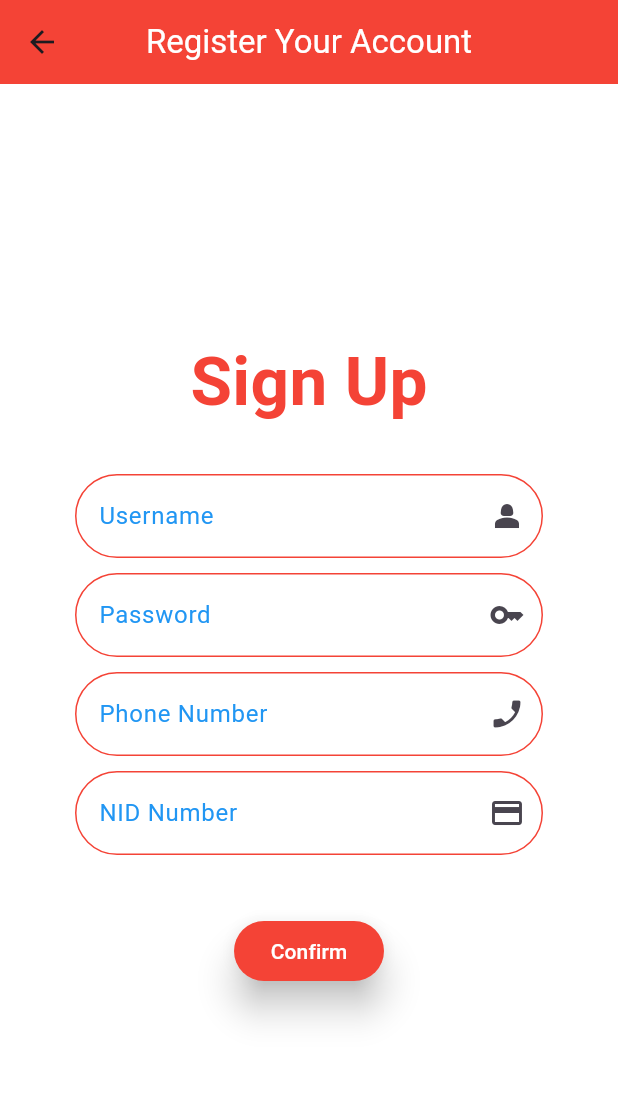
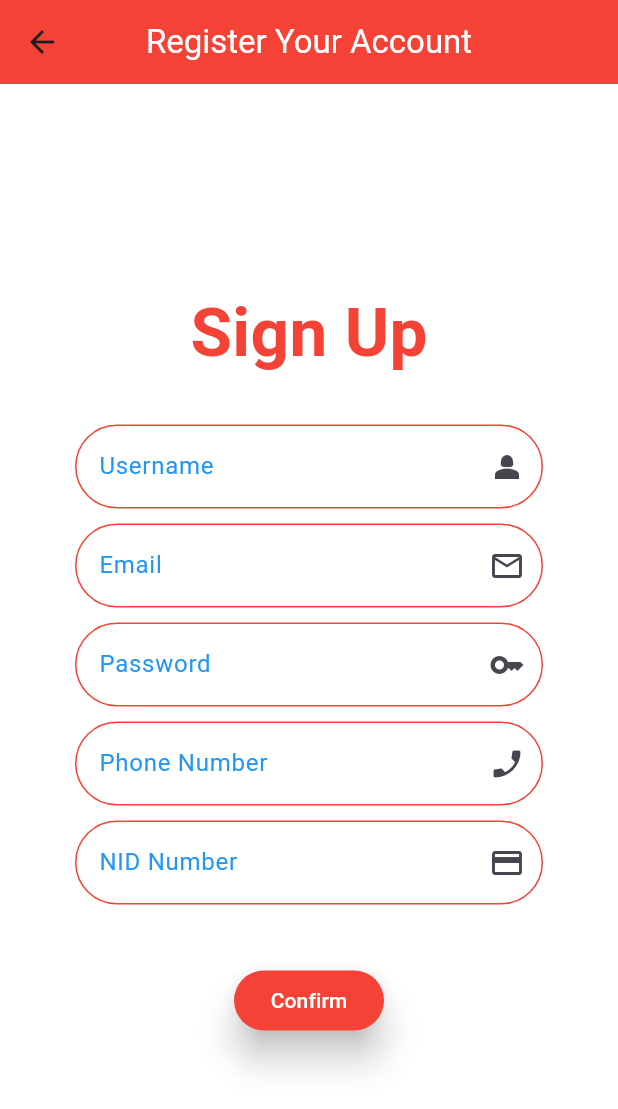
Before and after one commit to Zayed-12959/hemoaid3, a Flutter app: the Registration screen opened directly, on a phone screen of 412 x 824 dp. Shown: the top 1109 px of the screen. Run offline on Flutter 3.47's test engine with Material 3 defaults, Android fonts, the phone set to English and light mode, and no system bars; missing offline and left inert: container.

Commit message:
Add files via upload

```diff
--- a/lib/registration.dart
+++ b/lib/registration.dart
@@ -1,5 +1,4 @@
 import 'package:flutter/material.dart';
-
 
 class Registration extends StatelessWidget {
   const Registration ({super.key});
@@ -46,6 +45,37 @@ class Registration extends StatelessWidget {
                     ),
                     suffixIcon: Icon(
                         Icons.person_2
+                    ),
+                    enabledBorder: OutlineInputBorder(
+                        borderSide: BorderSide(
+                            color: Colors.red
+                        ),
+                        borderRadius: BorderRadius.all(Radius.circular(40))
+                    ),
+                    focusedBorder: OutlineInputBorder(
+                        borderSide: BorderSide(
+                            color: Colors.red
+                        ),
+                        borderRadius: BorderRadius.all(Radius.circular(40))
+                    )
+                ),
+              ),
+            ),
+            Container(
+              padding: EdgeInsets.only(left: 50, right: 50,bottom: 10),
+              child: TextField(
+                style: TextStyle(
+                  color: Colors.blue,
+                ),
+                decoration: InputDecoration(
+                    label: Text(
+                      "Email",
+                      style: TextStyle(
+                          color: Colors.blue
+                      ),
+                    ),
+                    suffixIcon: Icon(
+                        Icons.mail_outline
                     ),
                     enabledBorder: OutlineInputBorder(
                         borderSide: BorderSide(
```
